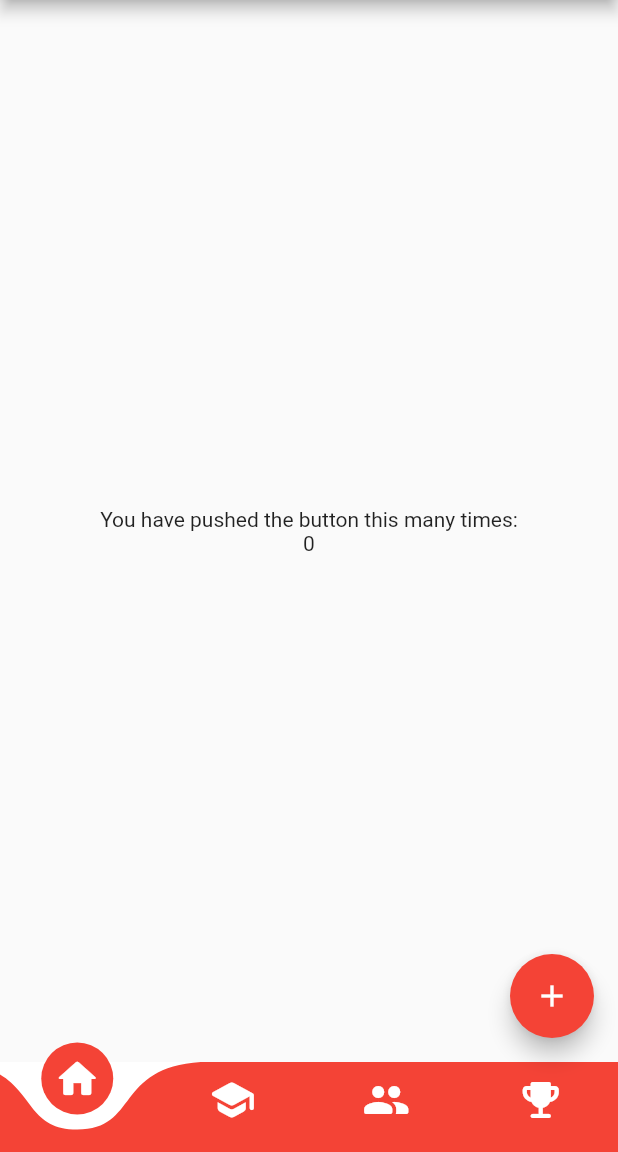
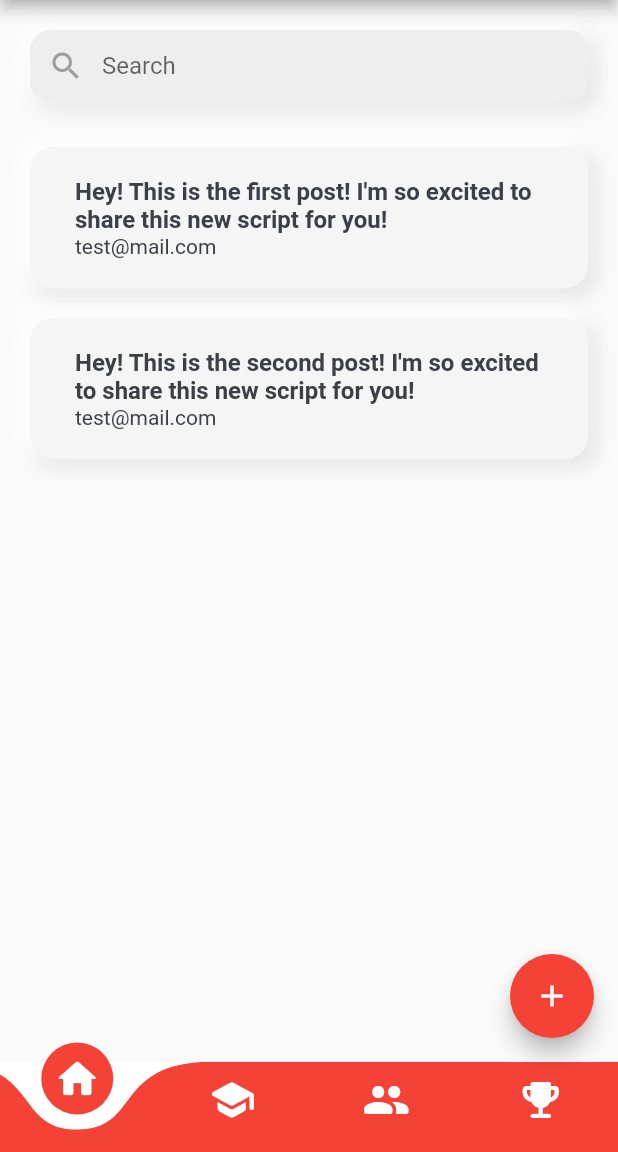
Before and after one commit to erxonxi/app-codeconnect, a Flutter app: the HomeScreen screen opened directly, on a phone screen of 412 x 824 dp, the part 84-1236 px from its top. Run offline on Flutter 3.47's test engine with Material 2 defaults, Android fonts, the light colour scheme and no system bars; our stand-ins replace bloc, equatable, flutter_bloc.

Commit message:
:sparkles: add search input and post card

```diff
--- /dev/null
+++ b/lib/models/post.dart
@@ -0,0 +1,71 @@
+class PostUser {
+  final String id;
+  final String nickname;
+  final String email;
+  final String? avatar;
+
+  PostUser({
+    required this.id,
+    required this.nickname,
+    required this.email,
+    required this.avatar,
+  });
+
+  factory PostUser.fromJson(Map<String, dynamic> json) {
+    return PostUser(
+      id: json['id'],
+      nickname: json['nickname'],
+      email: json['email'],
+      avatar: json['avatar'],
+    );
+  }
+
+  Map<String, dynamic> toJson() {
+    return {
+      'id': id,
+      'nickname': nickname,
+      'email': email,
+      'avatar': avatar,
+    };
+  }
+}
+
+class Post {
+  final String id;
+  final PostUser user;
+  final String? articleId;
+  final String title;
+  final String body;
+  final List<String> tags;
+
+  Post({
+    required this.id,
+    required this.user,
+    required this.title,
+    required this.body,
+    required this.articleId,
+    required this.tags,
+  });
+
+  factory Post.fromJson(Map<String, dynamic> json) {
+    return Post(
+      id: json['id'],
+      user: json['userId'],
+      title: json['title'],
+      body: json['body'],
+      articleId: json['articleId'],
+      tags: json['tags'].cast<String>(),
+    );
+  }
+
+  Map<String, dynamic> toJson() {
+    return {
+      'id': id,
+      'userId': user,
+      'articleId': articleId,
+      'title': title,
+      'body': body,
+      'tags': tags,
+    };
+  }
+}
--- a/lib/screens/home/widgets/home_tab_view.dart
+++ b/lib/screens/home/widgets/home_tab_view.dart
@@ -1,33 +1,23 @@
 import 'package:flutter/material.dart';
+
+import '../widgets/post_card.dart';
+import '../../../models/post.dart';
 
 class HomeTabView extends StatelessWidget {
   const HomeTabView({
     super.key,
     required TabController tabController,
     required int counter,
-  }) : _tabController = tabController, _counter = counter;
+  }) : _tabController = tabController;
 
   final TabController _tabController;
-  final int _counter;
 
   @override
   Widget build(BuildContext context) {
     return TabBarView(
       controller: _tabController,
       children: [
-        Center(
-          child: Column(
-            mainAxisAlignment: MainAxisAlignment.center,
-            children: <Widget>[
-              const Text(
-                'You have pushed the button this many times:',
-              ),
-              Text(
-                '$_counter',
-              ),
-            ],
-          ),
-        ),
+        HomeView(),
         const Center(
           child: Text(
             'Second Tab',
@@ -47,3 +37,110 @@ class HomeTabView extends StatelessWidget {
     );
   }
 }
+
+class HomeView extends StatelessWidget {
+  HomeView({
+    super.key,
+  });
+
+  final List<Post> _posts = [
+    Post(
+      id: "1",
+      user: PostUser(
+        id: "1",
+        nickname: "test",
+        email: "test@mail.com",
+        avatar: "https://i.pravatar.cc/150?img=1",
+      ),
+      title: "Hey! This is the first post! I'm so excited to share this new script for you!",
+      body: "# Post 1",
+      tags: ["#test", "#test2"],
+      articleId: null,
+    ),
+    Post(
+      id: "2",
+      user: PostUser(
+        id: "1",
+        nickname: "test",
+        email: "test@mail.com",
+        avatar: "https://i.pravatar.cc/150?img=1",
+      ),
+      title: "Hey! This is the second post! I'm so excited to share this new script for you!",
+      body: "# Post 2",
+      tags: ["#test", "#test2"],
+      articleId: null,
+    ),
+  ];
+
+  @override
+  Widget build(BuildContext context) {
+    return Column(
+      children: [
+        const SizedBox(height: 20),
+
+        const SearchInput(),
+
+        const SizedBox(height: 20),
+
+        ListView.builder(
+          shrinkWrap: true,
+          itemCount: _posts.length,
+          itemBuilder: (context, index) {
+            final post = _posts[index];
+            return PostCard(isActive: false, post: post, press: () => {});
+          },
+        )
+      ],
+    );
+  }
+}
+
+class SearchInput extends StatelessWidget {
+  const SearchInput({
+    super.key,
+  });
+
+  @override
+  Widget build(BuildContext context) {
+    return Padding(
+      padding: const EdgeInsets.symmetric(horizontal: 20.0),
+      child: Container(
+        decoration: BoxDecoration(
+          color: Colors.grey[200],
+          borderRadius: BorderRadius.circular(14),
+          boxShadow: [
+            BoxShadow(
+              color: Colors.grey.shade300,
+              offset: const Offset(4.0, 4.0),
+              blurRadius: 10.0,
+              spreadRadius: 1.0,
+            ),
+            const BoxShadow(
+              color: Colors.white,
+              offset: Offset(-4.0, -4.0),
+              blurRadius: 10.0,
+              spreadRadius: 1.0,
+            ),
+          ],
+        ),
+        child: TextField(
+          decoration: InputDecoration(
+            hintText: "Search",
+            prefixIcon: const Icon(Icons.search, color: Colors.grey),
+            border: const OutlineInputBorder(
+              borderRadius: BorderRadius.all(
+                Radius.circular(14.0),
+              ),
+              borderSide: BorderSide.none,
+            ),
+            fillColor: Colors.grey[200],
+            filled: true,
+            contentPadding: const EdgeInsets.symmetric(horizontal: 20.0),
+          ),
+          style: const TextStyle(color: Colors.grey),
+          cursorColor: Colors.grey,
+        ),
+      ),
+    );
+  }
+}
--- /dev/null
+++ b/lib/screens/home/widgets/post_card.dart
@@ -0,0 +1,99 @@
+import 'package:flutter/material.dart';
+
+import '../../../models/post.dart';
+
+class PostCard extends StatelessWidget {
+  final bool isActive;
+  final Post post;
+  final VoidCallback press;
+
+  const PostCard({
+    super.key,
+    required this.isActive,
+    required this.post,
+    required this.press,
+  });
+
+  @override
+  Widget build(BuildContext context) {
+    final theme = Theme.of(context);
+    const kDefaultPadding = 20.0;
+    final kPrimaryColor = theme.primaryColor;
+    final kBgDarkColor = Colors.grey[100];
+    const kTextColor = Color(0xFF3C4046);
+
+    return Padding(
+      padding: const EdgeInsets.symmetric(
+        horizontal: kDefaultPadding,
+        vertical: kDefaultPadding / 2,
+      ),
+      child: InkWell(
+        onTap: press,
+        child: Stack(
+          children: [
+            Container(
+              decoration: BoxDecoration(
+                borderRadius: BorderRadius.circular(15),
+                boxShadow: [
+                  BoxShadow(
+                    color: Colors.grey.shade300,
+                    offset: const Offset(4.0, 4.0),
+                    blurRadius: 10.0,
+                    spreadRadius: 1.0,
+                  ),
+                  const BoxShadow(
+                    color: Colors.white,
+                    offset: Offset(-4.0, -4.0),
+                    blurRadius: 10.0,
+                    spreadRadius: 1.0,
+                  ),
+                ],
+              ),
+              child: Container(
+                padding: const EdgeInsets.all(kDefaultPadding),
+                decoration: BoxDecoration(
+                  color: isActive ? kPrimaryColor : kBgDarkColor,
+                  borderRadius: BorderRadius.circular(15),
+                ),
+                child: Column(
+                  children: [
+                    Row(
+                      children: [
+                        const SizedBox(width: kDefaultPadding / 2),
+                        Expanded(
+                          child: Text.rich(
+                            TextSpan(
+                              text: "${post.title} \n",
+                              style: TextStyle(
+                                fontSize: 16,
+                                fontWeight: FontWeight.w600,
+                                color: isActive ? Colors.white : kTextColor,
+                              ),
+                              children: [
+                                TextSpan(
+                                  text: post.user.email,
+                                  style: Theme.of(context)
+                                      .textTheme
+                                      .bodyMedium
+                                      ?.copyWith(
+                                        color: isActive
+                                            ? Colors.white
+                                            : kTextColor,
+                                      ),
+                                ),
+                              ],
+                            ),
+                          ),
+                        ),
+                      ],
+                    ),
+                  ],
+                ),
+              ),
+            ),
+          ],
+        ),
+      ),
+    );
+  }
+}
```
